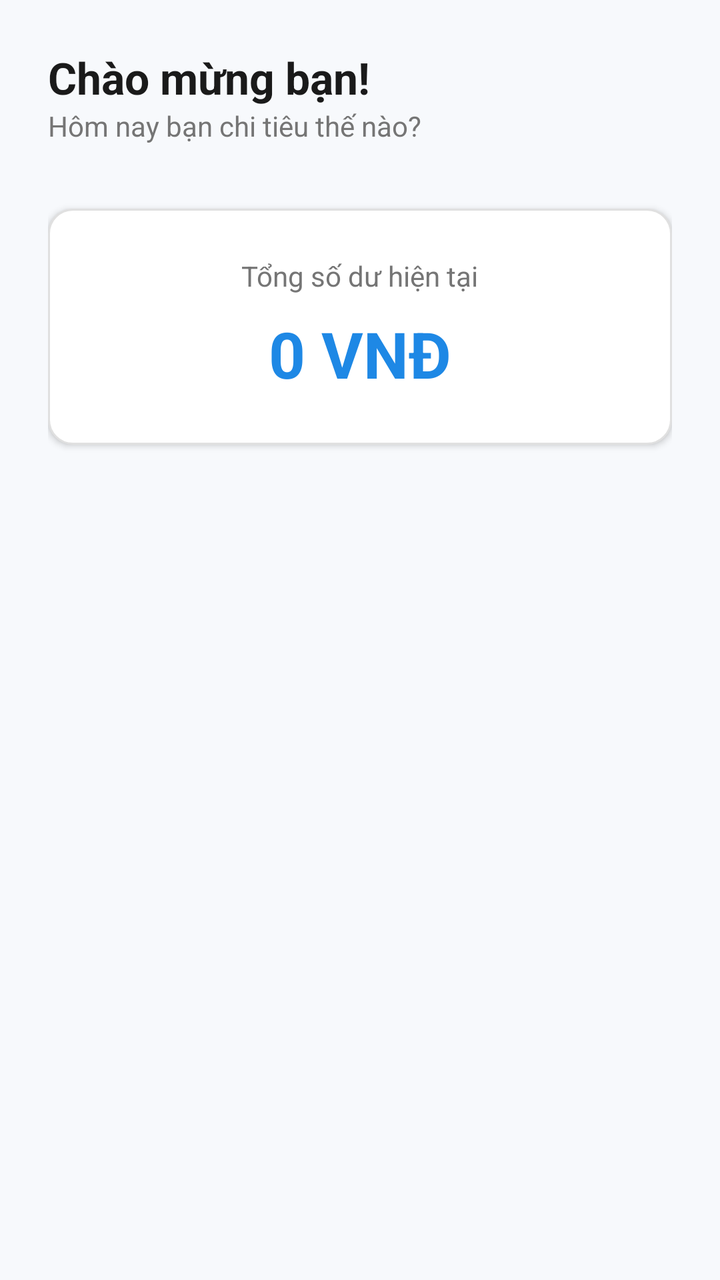
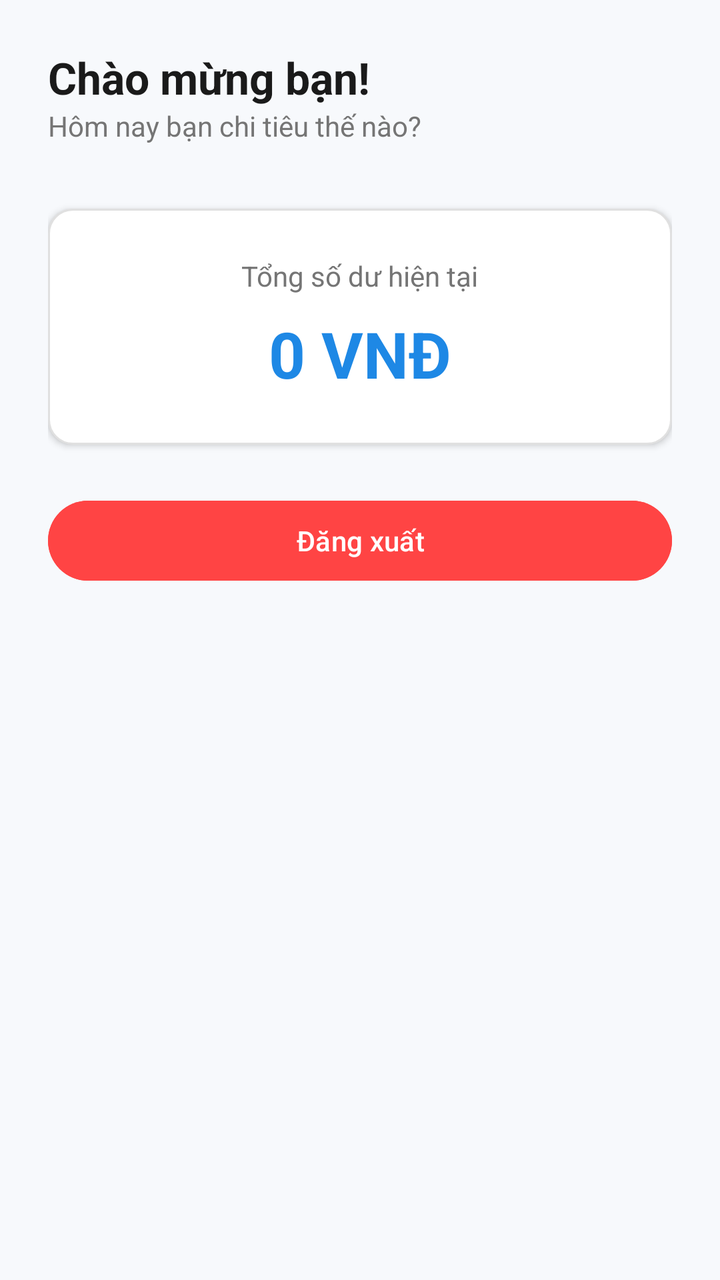

An Android layout rendered at two revisions. The XML below is the earlier revision; the diff shows what the commit changed to produce the second picture.
<!-- AndroidManifest.xml: application theme Theme.StudentExpenseTracker -->
<!-- res/layout/activity_main.xml -->
<?xml version="1.0" encoding="utf-8"?>
<LinearLayout xmlns:android="http://schemas.android.com/apk/res/android"
    android:layout_width="match_parent"
    android:layout_height="match_parent"
    android:orientation="vertical"
    android:background="@color/bgColor"
    android:padding="24dp">

    
    <TextView
        android:id="@+id/tvWelcome"
        android:layout_width="wrap_content"
        android:layout_height="wrap_content"
        android:text="Chào mừng bạn!"
        android:textSize="22sp"
        android:textStyle="bold"
        android:textColor="@color/textColorDark"/>

    <TextView
        android:layout_width="wrap_content"
        android:layout_height="wrap_content"
        android:text="Hôm nay bạn chi tiêu thế nào?"
        android:textSize="14sp"
        android:textColor="@color/textColorGray"
        android:layout_marginBottom="32dp"/>

    
    <LinearLayout
        android:layout_width="match_parent"
        android:layout_height="wrap_content"
        android:orientation="vertical"
        android:background="@drawable/bg_input"
        android:padding="24dp"
        android:elevation="2dp"
        android:gravity="center">

        <TextView
            android:layout_width="wrap_content"
            android:layout_height="wrap_content"
            android:text="Tổng số dư hiện tại"
            android:textColor="@color/textColorGray"
            android:textSize="14sp"
            android:layout_marginBottom="8dp"/>

        <TextView
            android:id="@+id/tvTotalBalance"
            android:layout_width="wrap_content"
            android:layout_height="wrap_content"
            android:text="0 VNĐ"
            android:textSize="32sp"
            android:textStyle="bold"
            android:textColor="@color/primaryBlue"/>
    </LinearLayout>

</LinearLayout>
<!-- resources referenced by this layout -->
<resources>
  <color name="bgColor">#F7F9FC</color>
  <color name="primaryBlue">#1E88E5</color>
  <color name="textColorDark">#1A1A1A</color>
  <color name="textColorGray">#757575</color>
  <!-- drawable bg_input (drawable) -->
  <?xml version="1.0" encoding="utf-8"?>
  <shape xmlns:android="http://schemas.android.com/apk/res/android">
      <solid android:color="@android:color/white"/>
      <stroke android:width="1dp" android:color="@color/borderColor"/>
      <corners android:radius="12dp"/>
  </shape>
  <style name="Theme.StudentExpenseTracker" parent="Base.Theme.StudentExpenseTracker" />
  <color name="borderColor">#E0E0E0</color>
  <style name="Base.Theme.StudentExpenseTracker" parent="Theme.Material3.DayNight.NoActionBar">
          
          
      </style>
</resources>

<!-- the commit's change to res/layout/activity_main.xml (unified diff, before → after) -->
@@ -50,6 +50,14 @@
             android:textSize="32sp"
             android:textStyle="bold"
             android:textColor="@color/primaryBlue"/>
+
     </LinearLayout>
+    <Button
+        android:id="@+id/btnLogout"
+        android:layout_width="match_parent"
+        android:layout_height="wrap_content"
+        android:text="Đăng xuất"
+        android:layout_marginTop="24dp"
+        android:backgroundTint="@android:color/holo_red_light"/>
 
 </LinearLayout>
